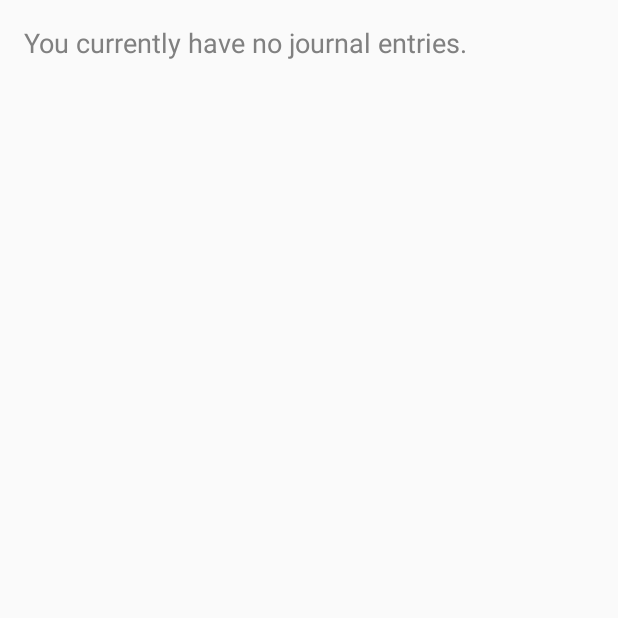
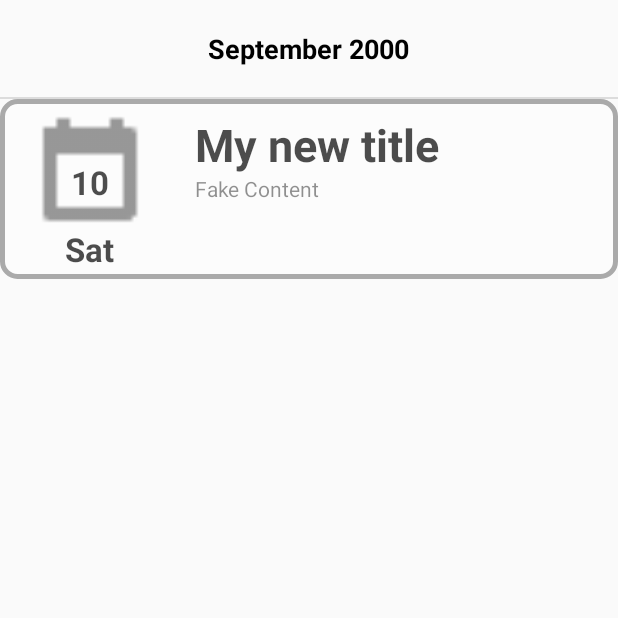
Before and after one commit to jzz111/MedicalTrackerJournal, an Android app: the screen it shows after launch (MainActivity), on a phone screen of 412 x 824 dp, the top half of it. Run offline under Robolectric (Android 15) with nearby library versions, the phone set to English and light mode, and no system bars.

Commit message:
Made basic working UI prototype.

```diff
--- /dev/null
+++ b/app/src/main/java/net/jghost/medicaltrackerjournal/Constants.java
@@ -0,0 +1,8 @@
+package net.jghost.medicaltrackerjournal;
+
+/**
+ * Library of constants.
+ */
+public class Constants {
+    public static final int LISTVIEW_EVENT_CONTENT_MAX_LENGTH = 255;
+}
--- a/app/src/main/java/net/jghost/medicaltrackerjournal/MainActivity.java
+++ b/app/src/main/java/net/jghost/medicaltrackerjournal/MainActivity.java
@@ -1,14 +1,39 @@
 package net.jghost.medicaltrackerjournal;
 
 import android.app.ListActivity;
-import android.support.v7.app.AppCompatActivity;
 import android.os.Bundle;
+import android.view.View;
+import android.widget.ListView;
+
+import net.jghost.medicaltrackerjournal.adapter.JournalEntryPreviewAdapter;
+import net.jghost.medicaltrackerjournal.model.JournalEntry;
+
+import java.util.ArrayList;
+import java.util.Date;
+import java.util.GregorianCalendar;
+import java.util.List;
 
 public class MainActivity extends ListActivity {
+
+    private JournalEntryPreviewAdapter adapter;
+    private ListView entryList;
 
     @Override
     protected void onCreate(Bundle savedInstanceState) {
         super.onCreate(savedInstanceState);
         setContentView(R.layout.activity_main);
+        List<JournalEntry> fakeJournalEntries = new ArrayList<JournalEntry>();
+        JournalEntry e = new JournalEntry();
+        e.setContent("Fake Content");
+        e.setDate(new GregorianCalendar());
+        e.getDate().setTime(new Date());
+        e.setTitle("My new title");
+        fakeJournalEntries.add(e);
+        adapter = new JournalEntryPreviewAdapter(this, R.layout.listview_journal_entry_row, fakeJournalEntries);
+
+        entryList = (ListView) findViewById(android.R.id.list);
+        View header = getLayoutInflater().inflate(R.layout.listview_journal_month, null);
+        entryList.addHeaderView(header);
+        entryList.setAdapter(adapter);
     }
 }
--- /dev/null
+++ b/app/src/main/java/net/jghost/medicaltrackerjournal/adapter/JournalEntryPreviewAdapter.java
@@ -0,0 +1,55 @@
+package net.jghost.medicaltrackerjournal.adapter;
+
+import android.app.Activity;
+import android.content.Context;
+import android.view.LayoutInflater;
+import android.view.View;
+import android.view.ViewGroup;
+import android.widget.ArrayAdapter;
+import android.widget.LinearLayout;
+import android.widget.RelativeLayout;
+import android.widget.TextView;
+
+import net.jghost.medicaltrackerjournal.Constants;
+import net.jghost.medicaltrackerjournal.R;
+import net.jghost.medicaltrackerjournal.model.JournalEntry;
+
+import java.util.Calendar;
+import java.util.List;
+import java.util.Locale;
+
+/**
+ * Adapter to convert a journal entry to a preview layout.
+ */
+public class JournalEntryPreviewAdapter extends ArrayAdapter<JournalEntry> {
+    private final int resource;
+    private final Context context;
+    private final List<JournalEntry> data;
+
+    public JournalEntryPreviewAdapter(Context context, int resource, List<JournalEntry> data) {
+        super(context, resource, data);
+        this.resource = resource;
+        this.context = context;
+        this.data = data;
+    }
+
+    @Override
+    public View getView(int position, View convertView, ViewGroup parent) {
+        if (convertView == null) {
+            LayoutInflater inflater = ((Activity) context).getLayoutInflater();
+            convertView = inflater.inflate(resource, parent, false);
+        }
+
+        JournalEntry entry = data.get(position);
+        TextView date = (TextView) convertView.findViewById(R.id.event_date);
+        date.setText(Integer.toString(entry.getDate().get(Calendar.DATE)));
+        TextView dateOfWeek = (TextView) convertView.findViewById(R.id.event_day_of_week);
+        dateOfWeek.setText(entry.getDate().getDisplayName(Calendar.DAY_OF_WEEK, Calendar.SHORT, Locale.US));
+        TextView title = (TextView) convertView.findViewById(R.id.event_title);
+        title.setText(entry.getTitle());
+        TextView details = (TextView) convertView.findViewById(R.id.event_details);
+        details.setText(entry.getContent());
+
+        return convertView;
+    }
+}
--- /dev/null
+++ b/app/src/main/java/net/jghost/medicaltrackerjournal/model/Event.java
@@ -0,0 +1,7 @@
+package net.jghost.medicaltrackerjournal.model;
+
+/**
+ * Daily events model.
+ */
+public class Event {
+}
--- /dev/null
+++ b/app/src/main/java/net/jghost/medicaltrackerjournal/model/JournalEntry.java
@@ -0,0 +1,63 @@
+package net.jghost.medicaltrackerjournal.model;
+
+import java.util.Calendar;
+import java.util.Date;
+import java.util.GregorianCalendar;
+import java.util.List;
+import java.util.TimeZone;
+
+/**
+ * Journal entry model
+ */
+public class JournalEntry {
+    private String title;
+    private String content;
+    private Calendar date;
+    private List<Event> events;
+    private List<Metric> metrics;
+
+    public JournalEntry() {
+        date = new GregorianCalendar();
+        date.setTime(new Date());
+    }
+
+    public String getTitle() {
+        return title;
+    }
+
+    public void setTitle(String title) {
+        this.title = title;
+    }
+
+    public String getContent() {
+        return content;
+    }
+
+    public void setContent(String content) {
+        this.content = content;
+    }
+
+    public Calendar getDate() {
+        return date;
+    }
+
+    public void setDate(Calendar date) {
+        this.date = date;
+    }
+
+    public List<Event> getEvents() {
+        return events;
+    }
+
+    public void setEvents(List<Event> events) {
+        this.events = events;
+    }
+
+    public List<Metric> getMetrics() {
+        return metrics;
+    }
+
+    public void setMetrics(List<Metric> metrics) {
+        this.metrics = metrics;
+    }
+}
--- /dev/null
+++ b/app/src/main/java/net/jghost/medicaltrackerjournal/model/Metric.java
@@ -0,0 +1,7 @@
+package net.jghost.medicaltrackerjournal.model;
+
+/**
+ * Daily metrics model
+ */
+public class Metric {
+}
--- a/app/src/main/res/drawable/slightly_rounded_rect_bg.xml
+++ b/app/src/main/res/drawable/slightly_rounded_rect_bg.xml
@@ -1,6 +1,6 @@
 <?xml version="1.0" encoding="UTF-8"?>
 <shape xmlns:android="http://schemas.android.com/apk/res/android">
-    <solid android:color="#FFFFFF"/>
+    <solid android:color="#80FFFFFF"/>
     <stroke android:width="3dip" android:color="#AAAAAA" />
     <corners android:radius="10dip"/>
     <padding android:left="0dip" android:top="0dip" android:right="0dip" android:bottom="0dip" />
--- a/app/src/main/res/layout/activity_main.xml
+++ b/app/src/main/res/layout/activity_main.xml
@@ -1,11 +1,10 @@
 <?xml version="1.0" encoding="utf-8"?>
-<RelativeLayout xmlns:android="http://schemas.android.com/apk/res/android"
-    xmlns:tools="http://schemas.android.com/tools" android:layout_width="match_parent"
-    android:layout_height="match_parent" android:paddingLeft="@dimen/activity_horizontal_margin"
-    android:paddingRight="@dimen/activity_horizontal_margin"
-    android:paddingTop="@dimen/activity_vertical_margin"
-    android:paddingBottom="@dimen/activity_vertical_margin"
-    tools:context="net.jghost.medicaltrackerjournal.MainActivity">
+<LinearLayout xmlns:android="http://schemas.android.com/apk/res/android"
+    xmlns:tools="http://schemas.android.com/tools"
+    android:layout_width="match_parent"
+    android:layout_height="match_parent"
+    tools:context="net.jghost.medicaltrackerjournal.MainActivity"
+    android:orientation="vertical">
 
     <TextView
         android:layout_width="match_parent"
@@ -13,19 +12,12 @@
         android:textAppearance="?android:attr/textAppearanceMedium"
         android:text="@string/NO_JOURNAL_ENTRY"
         android:id="@android:id/empty"
-        android:layout_alignParentTop="true"
-        android:layout_alignParentLeft="true"
-        android:layout_alignParentStart="true"
-        android:editable="false"
         android:enabled="true"
         android:textColor="@android:color/tertiary_text_light" />
 
     <ListView
         android:layout_width="match_parent"
         android:layout_height="wrap_content"
-        android:id="@android:id/list"
-        android:layout_alignParentTop="true"
-        android:layout_alignParentLeft="true"
-        android:layout_alignParentStart="true" />
+        android:id="@android:id/list" />
 
-</RelativeLayout>
+</LinearLayout>
--- a/app/src/main/res/layout/listview_journal_entry_row.xml
+++ b/app/src/main/res/layout/listview_journal_entry_row.xml
@@ -1,32 +1,12 @@
 <?xml version="1.0" encoding="utf-8"?>
 <LinearLayout xmlns:android="http://schemas.android.com/apk/res/android"
-    android:layout_width="match_parent"
-    android:layout_height="wrap_content"
-    android:orientation="vertical"
-    android:padding="@dimen/listview_padding">
+    android:layout_width="fill_parent"
+    android:layout_height="@dimen/listview_header"
+    android:orientation="horizontal"
+    android:background="@drawable/slightly_rounded_rect_bg"
+    android:layout_marginBottom="@dimen/listview_bottom_margin"
+    android:backgroundTintMode="screen">
 
-    <LinearLayout
-        android:orientation="horizontal"
-        android:layout_width="160dp"
-        android:layout_height="wrap_content"
-        android:background="@drawable/slightly_rounded_rect_bg"
-        android:padding="@dimen/listview_padding"
-        android:layout_gravity="center_horizontal"
-        android:gravity="center">
-
-        <TextView
-            android:layout_width="wrap_content"
-            android:layout_height="wrap_content"
-            android:textAppearance="?android:attr/textAppearanceMedium"
-            android:text="@string/text_default_month"
-            android:id="@+id/category_month_year" />
-    </LinearLayout>
-
-    <LinearLayout
-        android:layout_width="fill_parent"
-        android:layout_height="@dimen/listview_header"
-        android:padding="@dimen/listview_padding"
-        android:orientation="horizontal">
 
         <RelativeLayout
             android:id="@+id/event_header"
@@ -45,9 +25,11 @@
                 android:layout_gravity="center_horizontal"
                 android:alpha="@string/icon_faded"
                 android:contentDescription="@string/ic_desc_event"
-                android:src="@mipmap/ic_event_black_18dp" />
+                android:src="@mipmap/ic_event_black_18dp"
+                android:layout_marginTop="@dimen/listview_padding" />
 
             <LinearLayout
+                android:id="@+id/listview_header_text"
                 android:layout_width="wrap_content"
                 android:layout_height="wrap_content"
                 android:layout_alignStart="@id/ic_event"
@@ -90,7 +72,8 @@
             android:layout_height="match_parent"
             android:layout_gravity="top|start"
             android:alpha="@string/text_faded"
-            android:orientation="vertical">
+            android:orientation="vertical"
+            android:padding="@dimen/listview_padding">
 
             <TextView
                 android:id="@+id/event_title"
@@ -115,6 +98,5 @@
                 android:layout_height="fill_parent"
                 android:id="@+id/listview_legends"></LinearLayout>
         </LinearLayout>
-    </LinearLayout>
 
 </LinearLayout>
--- /dev/null
+++ b/app/src/main/res/layout/listview_journal_month.xml
@@ -0,0 +1,26 @@
+<?xml version="1.0" encoding="utf-8"?>
+<LinearLayout xmlns:android="http://schemas.android.com/apk/res/android"
+    android:layout_width="match_parent"
+    android:layout_height="wrap_content"
+    android:orientation="vertical"
+    android:padding="@dimen/listview_padding">
+
+    <LinearLayout
+        android:orientation="horizontal"
+        android:layout_width="160dp"
+        android:layout_height="wrap_content"
+        android:padding="@dimen/listview_padding"
+        android:layout_gravity="center_horizontal"
+        android:gravity="center">
+
+        <TextView
+            android:layout_width="wrap_content"
+            android:layout_height="wrap_content"
+            android:textAppearance="?android:attr/textAppearanceMedium"
+            android:text="@string/text_default_month"
+            android:id="@+id/category_month_year"
+            android:textStyle="bold"
+            android:textColor="#000000" />
+    </LinearLayout>
+
+</LinearLayout>
--- a/app/src/main/res/values/dimens.xml
+++ b/app/src/main/res/values/dimens.xml
@@ -10,4 +10,5 @@
     <dimen name="text_listview_date_padding">10dp</dimen>
     <dimen name="listview_month_padding">5dp</dimen>
     <dimen name="text_listview_preview_cellheight">40sp</dimen>
+    <dimen name="listview_bottom_margin">20dp</dimen>
 </resources>
--- a/app/src/main/res/values/strings.xml
+++ b/app/src/main/res/values/strings.xml
@@ -5,7 +5,7 @@
     <string name="text_default_date">1</string>
     <string name="text_default_day_of_week">Mon</string>
     <string name="text_default_title">Default Title</string>
-    <string name="icon_faded">.3</string>
+    <string name="icon_faded">.4</string>
     <string name="text_faded">.8</string>
     <string name="text_default_month">September 2000</string>
     <string name="text_default_details">Jibber jabber random text for the giggles to fill up more space for testing and more and more and more and more</string>
```
